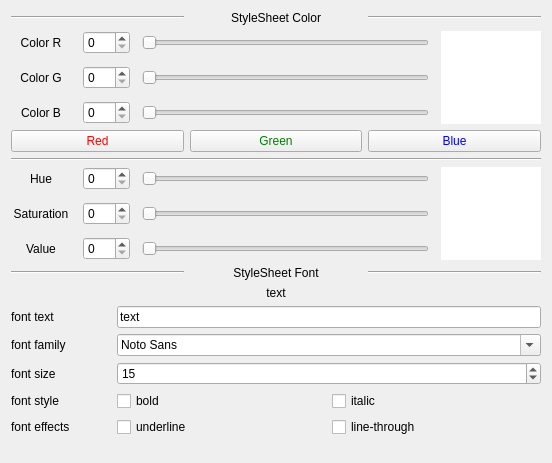
Before: the Qt Designer form example/stylesheet/stylesheet.ui in FXTD-ODYSSEY/QBinder, drawn with Qt 5.
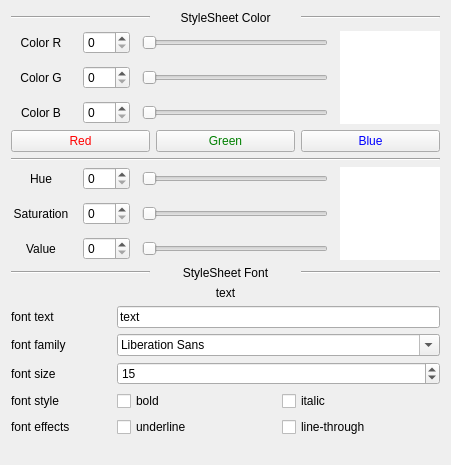
After: the same form once the commit is applied.

```diff
--- a/example/stylesheet/stylesheet.ui
+++ b/example/stylesheet/stylesheet.ui
@@ -6,8 +6,8 @@
    <rect>
     <x>0</x>
     <y>0</y>
-    <width>552</width>
-    <height>463</height>
+    <width>451</width>
+    <height>465</height>
    </rect>
   </property>
   <property name="windowTitle">
@@ -482,18 +482,7 @@
         </widget>
        </item>
        <item>
-        <widget class="QFontComboBox" name="Font_Combo">
-         <property name="currentFont">
-          <font>
-           <family>宋体</family>
-           <weight>50</weight>
-           <italic>false</italic>
-           <bold>false</bold>
-           <underline>false</underline>
-           <kerning>false</kerning>
-          </font>
-         </property>
-        </widget>
+        <widget class="QFontComboBox" name="Font_Combo"/>
        </item>
       </layout>
      </item>
```
